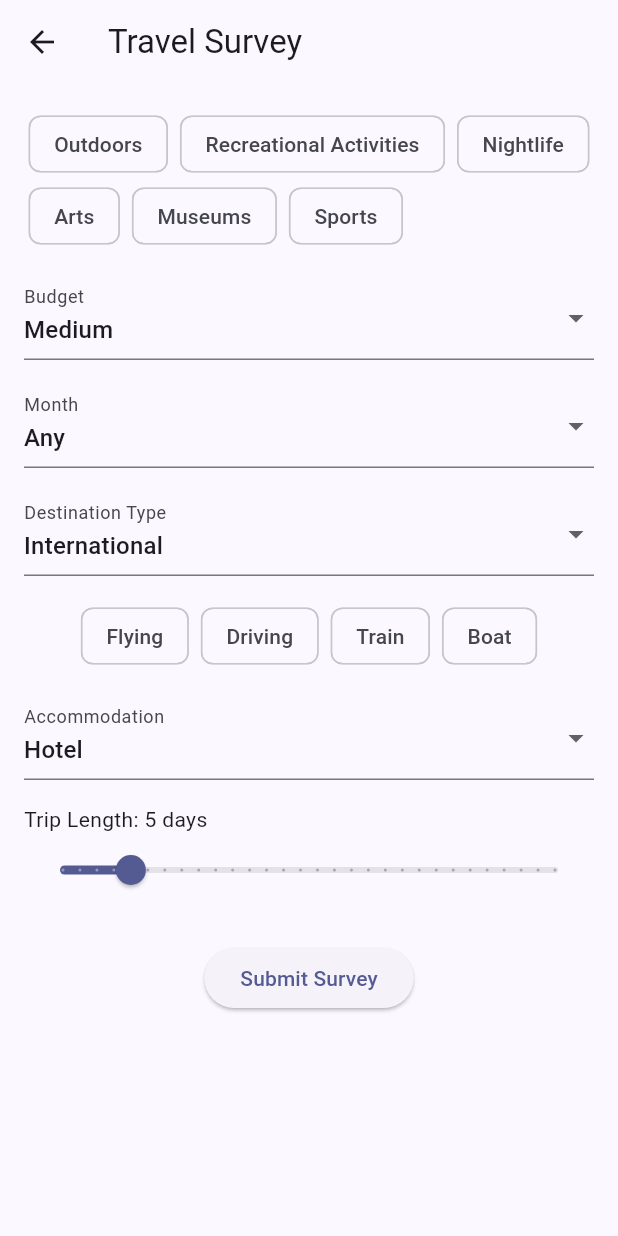
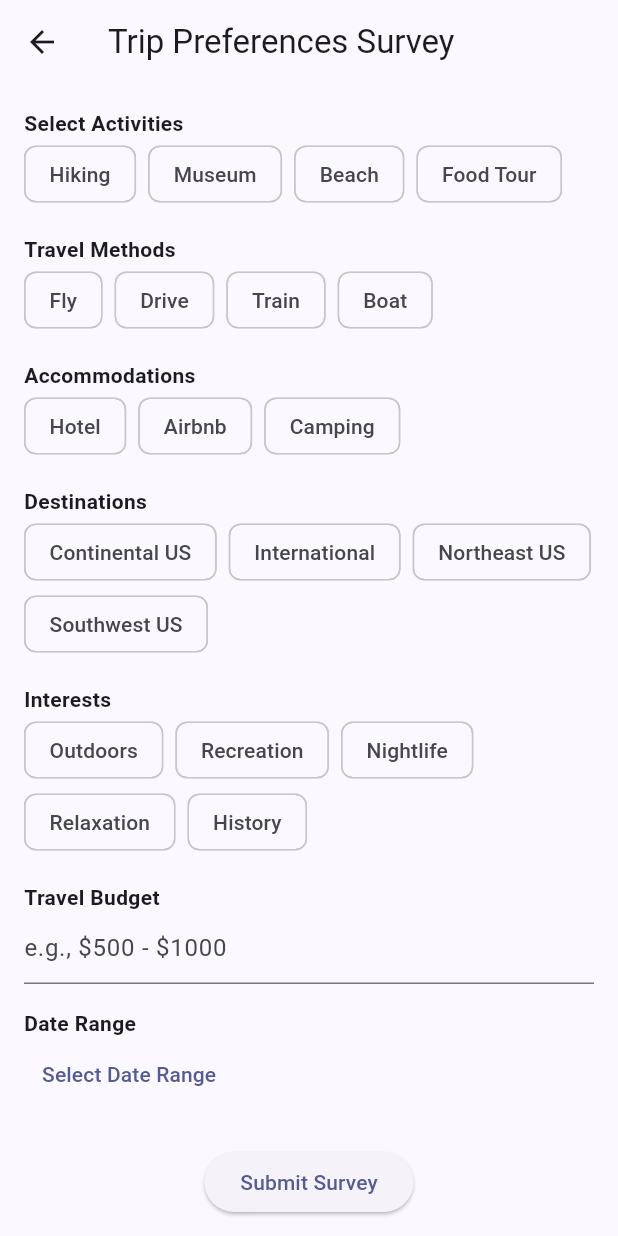
Before and after one commit to wettoast55/tripper_web, a Flutter app: the SurveyFormPage screen opened by its route, on a phone screen of 412 x 824 dp. Run offline on Flutter 3.47's test engine with Material 3 defaults, Android fonts, the phone set to English and light mode, and no system bars; our stand-ins replace cloud_firestore, cloud_functions, firebase_auth, firebase_core, shared_preferences; missing offline and left inert: dart:html; accounts and stored records are empty; network calls fail; statements that could not run were skipped.

Commit message:
fixed survey incomplete issue
dates not being saved into firestore correctly, incomplete survey because of this

```diff
--- a/lib/surveypage.dart
+++ b/lib/surveypage.dart
@@ -1,7 +1,6 @@
-// STEP 1: Update survey form to include new fields
-// File: surveypage.dart
-
 import 'package:flutter/material.dart';
+import 'package:cloud_firestore/cloud_firestore.dart';
+import 'package:shared_preferences/shared_preferences.dart';
 
 class SurveyFormPage extends StatefulWidget {
   const SurveyFormPage({super.key});
@@ -11,148 +10,186 @@ class SurveyFormPage extends StatefulWidget {
 }
 
 class _SurveyFormPageState extends State<SurveyFormPage> {
-  final _formKey = GlobalKey<FormState>();
+  String? groupId;
+  String? userId;
+  String? existingSurveyDocId;
 
-  List<String> selectedActivities = [];
-  String selectedBudget = 'Medium';
-  String selectedMonth = 'Any';
-  String destinationType = 'International';
-  List<String> selectedTravelMethods = [];
-  String selectedAccommodation = 'Hotel';
-  int tripLength = 5;
+  final Set<String> selectedActivities = {};
+  final Set<String> selectedTravelMethods = {};
+  final Set<String> selectedAccommodations = {};
+  final Set<String> selectedDestinations = {};
+  final Set<String> selectedInterests = {};
+  final List<String> allActivities = ['Hiking', 'Museum', 'Beach', 'Food Tour'];
+  final List<String> travelMethods = ['Fly', 'Drive', 'Train', 'Boat'];
+  final List<String> accommodations = ['Hotel', 'Airbnb', 'Camping'];
+  final List<String> destinations = ['Continental US', 'International', 'Northeast US', 'Southwest US'];
+  final List<String> interests = ['Outdoors', 'Recreation', 'Nightlife', 'Relaxation', 'History'];
 
-  final List<String> activityOptions = [
-    'Outdoors', 'Recreational Activities', 'Nightlife', 'Arts', 'Museums', 'Sports'
-  ];
-  final List<String> travelMethods = ['Flying', 'Driving', 'Train', 'Boat'];
-  final List<String> destinationTypes = [
-    'International', 'Domestic', 'Europe', 'Asia', 'Australia', 'Northeast US', 'Southeast US', 'Midwest US'
-  ];
-  final List<String> accommodationOptions = ['Hotel', 'Airbnb', 'Camping'];
+  final TextEditingController budgetController = TextEditingController();
+  DateTimeRange? selectedDateRange;
 
   @override
-  Widget build(BuildContext context) {
-    return Scaffold(
-      appBar: AppBar(title: const Text('Travel Survey')),
-      body: Padding(
-        padding: const EdgeInsets.all(16),
-        child: Form(
-          key: _formKey,
-          child: SingleChildScrollView(
-            child: Column(
+  void initState() {
+    super.initState();
+    loadSession();
+  }
+
+  Future<void> loadSession() async {
+    final prefs = await SharedPreferences.getInstance();
+    groupId = prefs.getString('groupId');
+    userId = prefs.getString('userId');
+
+    if (groupId != null && userId != null) {
+      final snapshot = await FirebaseFirestore.instance
+          .collection('surveys')
+          .where('groupId', isEqualTo: groupId)
+          .where('userId', isEqualTo: userId)
+          .limit(1)
+          .get();
+
+      if (snapshot.docs.isNotEmpty) {
+        final doc = snapshot.docs.first;
+        existingSurveyDocId = doc.id;
+
+        final data = doc.data();
+        selectedActivities.addAll(List<String>.from(data['activities'] ?? []));
+        selectedTravelMethods.addAll(List<String>.from(data['travelMethods'] ?? []));
+        selectedAccommodations.addAll(List<String>.from(data['accommodations'] ?? []));
+        selectedDestinations.addAll(List<String>.from(data['destinations'] ?? []));
+        selectedInterests.addAll(List<String>.from(data['interests'] ?? []));
+        budgetController.text = data['budget'] ?? '';
+        if (data['startDate'] != null && data['endDate'] != null) {
+          selectedDateRange = DateTimeRange(
+            start: (data['startDate'] as Timestamp).toDate(),
+            end: (data['endDate'] as Timestamp).toDate(),
+          );
+        }
+
+        setState(() {});
+      }
+    }
+  }
+
+  Future<void> submitSurvey() async {
+    if (groupId == null || userId == null) {
+      ScaffoldMessenger.of(context).showSnackBar(
+        const SnackBar(content: Text('Missing group or user information.')),
+      );
+      return;
+    }
+
+    final data = {
+      'activities': selectedActivities.toList(),
+      'travelMethods': selectedTravelMethods.toList(),
+      'accommodations': selectedAccommodations.toList(),
+      'destinations': selectedDestinations.toList(),
+      'interests': selectedInterests.toList(),
+      'budget': budgetController.text.trim(),
+
+      // dates might not be stored as normal in firestore
+      'startDate': selectedDateRange != null ? Timestamp.fromDate(selectedDateRange!.start) : null,
+      'endDate': selectedDateRange != null ? Timestamp.fromDate(selectedDateRange!.end) : null,
+
+      'completed': true,
+      'groupId': groupId,
+      'userId': userId,
+      'timestamp': Timestamp.now(),
+    };
+
+    if (existingSurveyDocId != null) {
+      await FirebaseFirestore.instance.collection('surveys').doc(existingSurveyDocId).update(data);
+    } else {
+      final newDoc = await FirebaseFirestore.instance.collection('surveys').add(data);
+      existingSurveyDocId = newDoc.id;
+    }
+
+    ScaffoldMessenger.of(context).showSnackBar(
+      const SnackBar(content: Text('Survey saved!')),
+    );
+
+    Navigator.of(context).pop();
+  }
+
+  Future<void> pickDateRange() async {
+    final now = DateTime.now();
+    final picked = await showDateRangePicker(
+      context: context,
+      firstDate: now,
+      lastDate: DateTime(now.year + 2),
+      initialDateRange: selectedDateRange,
+    );
+
+    if (picked != null) {
+      setState(() {
+        selectedDateRange = picked;
+      });
+    }
+  }
+
+  Widget buildChips(String label, List<String> options, Set<String> selectedSet) {
+    return Column(
+      crossAxisAlignment: CrossAxisAlignment.start,
       children: [
-                // Activities (Multi-select)
+        Text(label, style: const TextStyle(fontWeight: FontWeight.bold)),
         Wrap(
           spacing: 8,
-                  children: activityOptions.map((activity) {
+          children: options.map((option) {
+            final isSelected = selectedSet.contains(option);
             return FilterChip(
-                      label: Text(activity),
-                      selected: selectedActivities.contains(activity),
+              label: Text(option),
+              selected: isSelected,
               onSelected: (selected) {
                 setState(() {
-                          selected
-                              ? selectedActivities.add(activity)
-                              : selectedActivities.remove(activity);
+                  if (selected) {
+                    selectedSet.add(option);
+                  } else {
+                    selectedSet.remove(option);
+                  }
                 });
               },
             );
           }).toList(),
         ),
         const SizedBox(height: 16),
+      ],
+    );
+  }
 
-                // Budget Dropdown
-                DropdownButtonFormField(
-                  decoration: const InputDecoration(labelText: 'Budget'),
-                  value: selectedBudget,
-                  items: ['Budget', 'Medium', 'High']
-                      .map((e) => DropdownMenuItem(value: e, child: Text(e)))
-                      .toList(),
-                  onChanged: (val) => setState(() => selectedBudget = val!),
-                ),
-
-                const SizedBox(height: 16),
-                // Month Dropdown
-                DropdownButtonFormField(
-                  decoration: const InputDecoration(labelText: 'Month'),
-                  value: selectedMonth,
-                  items: [
-                    'Any', 'January', 'February', 'March', 'April', 'May', 'June',
-                    'July', 'August', 'September', 'October', 'November', 'December'
-                  ].map((m) => DropdownMenuItem(value: m, child: Text(m))).toList(),
-                  onChanged: (val) => setState(() => selectedMonth = val!),
-                ),
-
-                const SizedBox(height: 16),
-                // Destination Type
-                DropdownButtonFormField(
-                  decoration: const InputDecoration(labelText: 'Destination Type'),
-                  value: destinationType,
-                  items: destinationTypes
-                      .map((e) => DropdownMenuItem(value: e, child: Text(e)))
-                      .toList(),
-                  onChanged: (val) => setState(() => destinationType = val!),
-                ),
-
-                const SizedBox(height: 16),
-                // Travel Methods (Multi-select)
-                Wrap(
-                  spacing: 8,
-                  children: travelMethods.map((method) {
-                    return FilterChip(
-                      label: Text(method),
-                      selected: selectedTravelMethods.contains(method),
-                      onSelected: (selected) {
-                        setState(() {
-                          selected
-                              ? selectedTravelMethods.add(method)
-                              : selectedTravelMethods.remove(method);
-                        });
-                      },
-                    );
-                  }).toList(),
-                ),
-
-                const SizedBox(height: 16),
-                // Accommodation Preference
-                DropdownButtonFormField(
-                  decoration: const InputDecoration(labelText: 'Accommodation'),
-                  value: selectedAccommodation,
-                  items: accommodationOptions
-                      .map((e) => DropdownMenuItem(value: e, child: Text(e)))
-                      .toList(),
-                  onChanged: (val) => setState(() => selectedAccommodation = val!),
-                ),
-
-                const SizedBox(height: 16),
-                // Trip Length (Slider)
-                Column(
+  @override
+  Widget build(BuildContext context) {
+    return Scaffold(
+      appBar: AppBar(title: const Text('Trip Preferences Survey')),
+      body: SingleChildScrollView(
+        padding: const EdgeInsets.all(16.0),
+        child: Column(
           crossAxisAlignment: CrossAxisAlignment.start,
           children: [
-                    Text('Trip Length: $tripLength days'),
-                    Slider(
-                      value: tripLength.toDouble(),
-                      min: 1,
-                      max: 30,
-                      divisions: 29,
-                      label: '$tripLength',
-                      onChanged: (val) => setState(() => tripLength = val.round()),
+            buildChips("Select Activities", allActivities, selectedActivities),
+            buildChips("Travel Methods", travelMethods, selectedTravelMethods),
+            buildChips("Accommodations", accommodations, selectedAccommodations),
+            buildChips("Destinations", destinations, selectedDestinations),
+            buildChips("Interests", interests, selectedInterests),
+            const Text("Travel Budget", style: TextStyle(fontWeight: FontWeight.bold)),
+            TextField(
+              controller: budgetController,
+              decoration: const InputDecoration(hintText: "e.g., \$500 - \$1000"),
+            ),
+            const SizedBox(height: 16),
+            const Text("Date Range", style: TextStyle(fontWeight: FontWeight.bold)),
+            TextButton(
+              onPressed: pickDateRange,
+              child: Text(selectedDateRange == null
+                  ? "Select Date Range"
+                  : "${selectedDateRange!.start.month}/${selectedDateRange!.start.day}/${selectedDateRange!.start.year} - ${selectedDateRange!.end.month}/${selectedDateRange!.end.day}/${selectedDateRange!.end.year}"),
+            ),
+            const SizedBox(height: 24),
+            Center(
+              child: ElevatedButton(
+                onPressed: submitSurvey,
+                child: Text(existingSurveyDocId != null ? "Update Survey" : "Submit Survey"),
+              ),
             ),
           ],
-                ),
-
-                const SizedBox(height: 24),
-                ElevatedButton(
-                  onPressed: () {
-                    if (_formKey.currentState!.validate()) {
-                      // TODO: Save survey data to Firestore and close
-                      Navigator.pop(context);
-                    }
-                  },
-                  child: const Text('Submit Survey'),
-                ),
-              ],
-            ),
-          ),
         ),
       ),
     );
```
Lines whose indentation alone changed are shown as unchanged.
